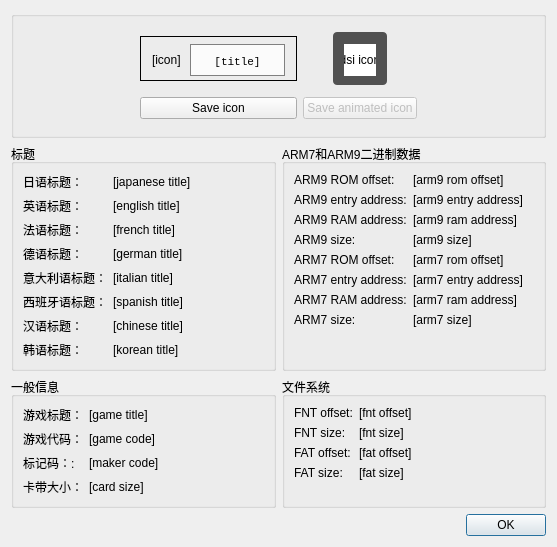
Above: src/frontend/qt_sdl/ROMInfoDialog.ui from melonDS-emu/melonDS before the change. Below: the same form after it.
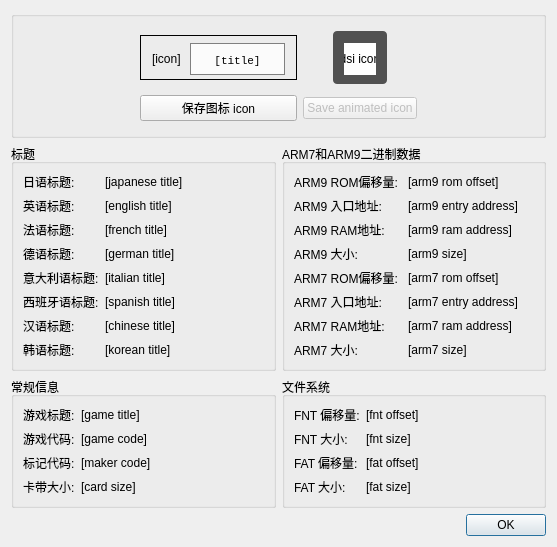
That is the form after the change.

```diff
--- a/src/frontend/qt_sdl/ROMInfoDialog.ui
+++ b/src/frontend/qt_sdl/ROMInfoDialog.ui
@@ -34,7 +34,7 @@
          </font>
         </property>
         <property name="text">
-         <string>日语标题：</string>
+         <string>日语标题:</string>
         </property>
        </widget>
       </item>
@@ -53,7 +53,7 @@
          </font>
         </property>
         <property name="text">
-         <string>英语标题：</string>
+         <string>英语标题:</string>
         </property>
        </widget>
       </item>
@@ -72,7 +72,7 @@
          </font>
         </property>
         <property name="text">
-         <string>法语标题：</string>
+         <string>法语标题:</string>
         </property>
        </widget>
       </item>
@@ -91,7 +91,7 @@
          </font>
         </property>
         <property name="text">
-         <string>德语标题：</string>
+         <string>德语标题:</string>
         </property>
        </widget>
       </item>
@@ -110,7 +110,7 @@
          </font>
         </property>
         <property name="text">
-         <string>意大利语标题：</string>
+         <string>意大利语标题:</string>
         </property>
        </widget>
       </item>
@@ -129,7 +129,7 @@
          </font>
         </property>
         <property name="text">
-         <string>西班牙语标题：</string>
+         <string>西班牙语标题:</string>
         </property>
        </widget>
       </item>
@@ -148,7 +148,7 @@
          </font>
         </property>
         <property name="text">
-         <string>汉语标题：</string>
+         <string>汉语标题:</string>
         </property>
        </widget>
       </item>
@@ -167,7 +167,7 @@
          </font>
         </property>
         <property name="text">
-         <string>韩语标题：</string>
+         <string>韩语标题:</string>
         </property>
        </widget>
       </item>
@@ -195,7 +195,7 @@
          </font>
         </property>
         <property name="text">
-         <string>ARM9 ROM offset: </string>
+         <string>ARM9 ROM偏移量: </string>
         </property>
        </widget>
       </item>
@@ -214,7 +214,7 @@
          </font>
         </property>
         <property name="text">
-         <string>ARM9 entry address:</string>
+         <string>ARM9 入口地址:</string>
         </property>
        </widget>
       </item>
@@ -233,7 +233,7 @@
          </font>
         </property>
         <property name="text">
-         <string>ARM9 RAM address:</string>
+         <string>ARM9 RAM地址:</string>
         </property>
        </widget>
       </item>
@@ -252,7 +252,7 @@
          </font>
         </property>
         <property name="text">
-         <string>ARM9 size:</string>
+         <string>ARM9 大小:</string>
         </property>
        </widget>
       </item>
@@ -271,7 +271,7 @@
          </font>
         </property>
         <property name="text">
-         <string>ARM7 ROM offset: </string>
+         <string>ARM7 ROM偏移量: </string>
         </property>
        </widget>
       </item>
@@ -290,7 +290,7 @@
          </font>
         </property>
         <property name="text">
-         <string>ARM7 entry address:</string>
+         <string>ARM7 入口地址:</string>
         </property>
        </widget>
       </item>
@@ -309,7 +309,7 @@
          </font>
         </property>
         <property name="text">
-         <string>ARM7 RAM address:</string>
+         <string>ARM7 RAM地址:</string>
         </property>
        </widget>
       </item>
@@ -328,7 +328,7 @@
          </font>
         </property>
         <property name="text">
-         <string>ARM7 size:</string>
+         <string>ARM7 大小:</string>
         </property>
        </widget>
       </item>
@@ -356,7 +356,7 @@
          </font>
         </property>
         <property name="text">
-         <string>FNT offset:</string>
+         <string>FNT 偏移量:</string>
         </property>
        </widget>
       </item>
@@ -375,7 +375,7 @@
          </font>
         </property>
         <property name="text">
-         <string>FNT size:</string>
+         <string>FNT 大小:</string>
         </property>
        </widget>
       </item>
@@ -394,7 +394,7 @@
          </font>
         </property>
         <property name="text">
-         <string>FAT offset:</string>
+         <string>FAT 偏移量:</string>
         </property>
        </widget>
       </item>
@@ -413,7 +413,7 @@
          </font>
         </property>
         <property name="text">
-         <string>FAT size:</string>
+         <string>FAT 大小:</string>
         </property>
        </widget>
       </item>
@@ -430,7 +430,7 @@
    <item row="3" column="0">
     <widget class="QGroupBox" name="generalInfo">
      <property name="title">
-      <string>一般信息</string>
+      <string>常规信息</string>
      </property>
      <layout class="QFormLayout" name="formLayout_3">
       <item row="0" column="0">
@@ -441,7 +441,7 @@
          </font>
         </property>
         <property name="text">
-         <string>游戏标题：</string>
+         <string>游戏标题:</string>
         </property>
        </widget>
       </item>
@@ -460,7 +460,7 @@
          </font>
         </property>
         <property name="text">
-         <string>游戏代码：</string>
+         <string>游戏代码:</string>
         </property>
        </widget>
       </item>
@@ -479,7 +479,7 @@
          </font>
         </property>
         <property name="text">
-         <string>标记码：:</string>
+         <string>标记代码:</string>
         </property>
        </widget>
       </item>
@@ -498,7 +498,7 @@
          </font>
         </property>
         <property name="text">
-         <string>卡带大小：</string>
+         <string>卡带大小:</string>
         </property>
        </widget>
       </item>
@@ -528,7 +528,7 @@
       <item row="1" column="1">
        <widget class="QPushButton" name="saveIconButton">
         <property name="text">
-         <string>Save icon</string>
+         <string>保存图标 icon</string>
         </property>
        </widget>
       </item>
```
